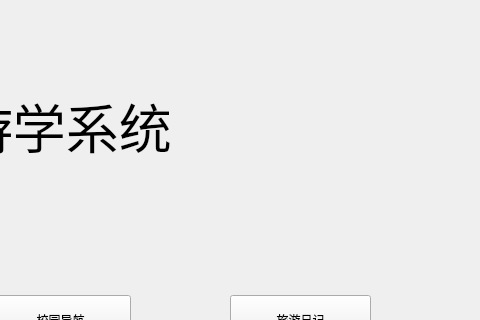
Old version of the form ui/mainwindow.ui in the repository ruguiima/travel-system-BUPT; both pictures show x 320 to 800 and y 0 to 320 of the 800 by 600 pixel window.
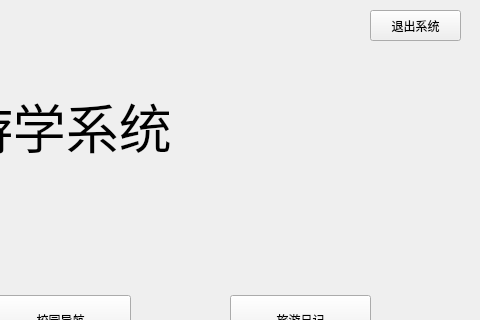
New version of the form.

Diff of the .ui file:
```diff
--- a/ui/mainwindow.ui
+++ b/ui/mainwindow.ui
@@ -144,6 +144,19 @@
      <string>TextLabel</string>
     </property>
    </widget>
+   <widget class="QPushButton" name="exitbutton">
+    <property name="geometry">
+     <rect>
+      <x>690</x>
+      <y>10</y>
+      <width>91</width>
+      <height>31</height>
+     </rect>
+    </property>
+    <property name="text">
+     <string>退出系统</string>
+    </property>
+   </widget>
   </widget>
   <widget class="QMenuBar" name="menubar">
    <property name="geometry">
```
Left out of the diff: 2 changed lines with no effect on the pictures.
